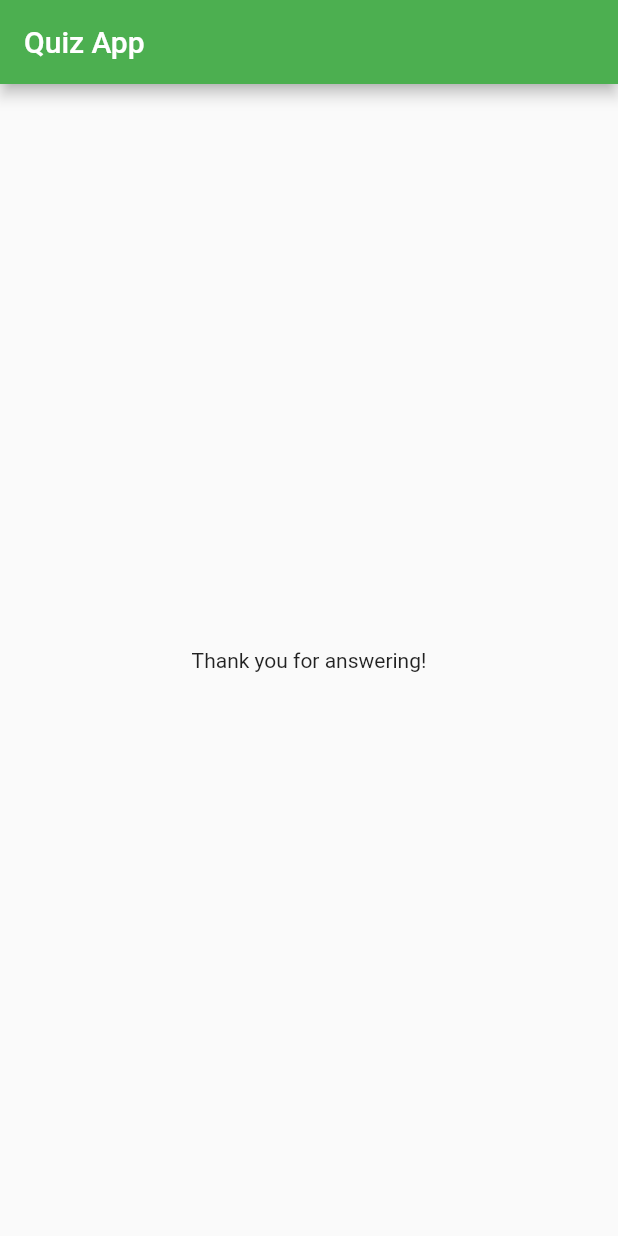
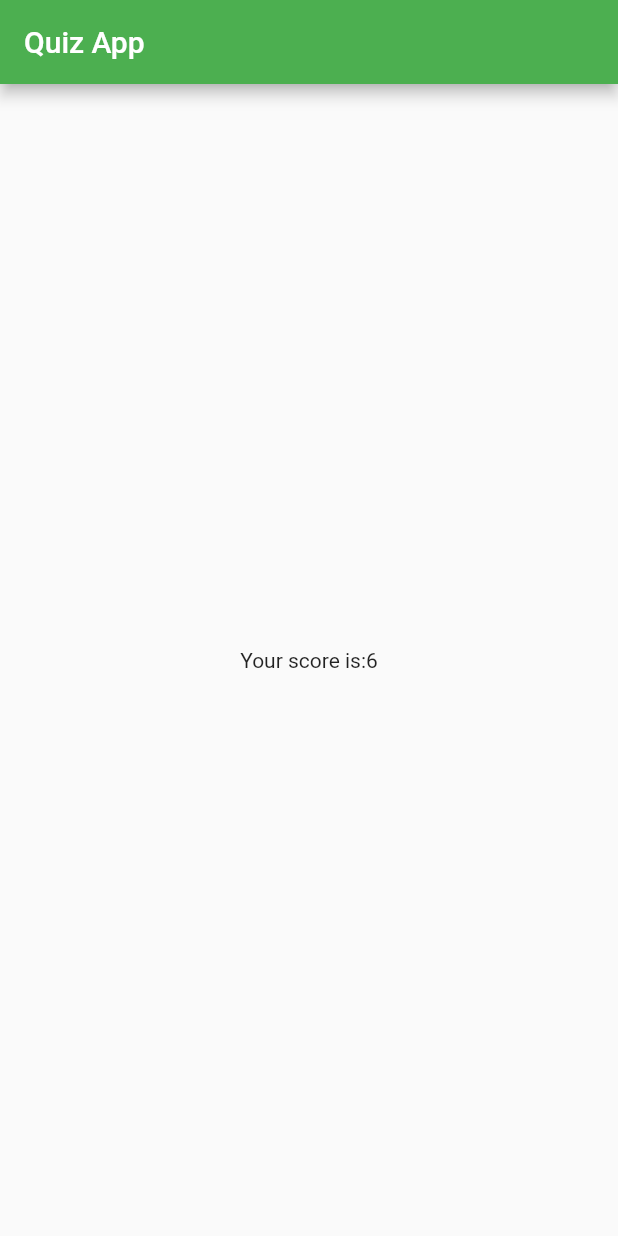
Before and after one commit to jinyongnan810/flutter-quiz-app, a Flutter app: the screen it shows after launch, after a tap on "A1-1", after a tap on "A2-2", after a tap on "A3-3", on a phone screen of 412 x 824 dp. Run offline on Flutter 3.47's test engine with Material 2 defaults, Android fonts, the phone set to English and light mode, and no system bars.

Commit message:
calc answer's score&func types&getter

```diff
--- a/lib/main.dart
+++ b/lib/main.dart
@@ -16,13 +16,17 @@ class MyApp extends StatefulWidget {
 
 class _MyAppState extends State<MyApp> {
   List<QA> _qas = [
-    QA('Q1', ['A1-1', 'A1-2']),
-    QA('Q2', ['A2-1', 'A2-2', 'A2-3']),
-    QA('Q3', ['A3-1', 'A3-2', 'A3-3']),
+    QA('Q1', [QuizAnswer('A1-1', 1), QuizAnswer('A1-2', 2)]),
+    QA('Q2',
+        [QuizAnswer('A2-1', 1), QuizAnswer('A2-2', 2), QuizAnswer('A2-3', 3)]),
+    QA('Q3',
+        [QuizAnswer('A3-1', 1), QuizAnswer('A3-2', 2), QuizAnswer('A3-3', 3)]),
   ];
   int _questionIndex = 0;
-  void _onAnswerSelected() {
+  int _totalScore = 0;
+  void _onAnswerSelected(int score) {
     print('questionIndex:$_questionIndex');
+    _totalScore += score;
     setState(() {
       _questionIndex++;
     });
@@ -44,7 +48,7 @@ class _MyAppState extends State<MyApp> {
                   qas: _qas,
                   questionIndex: _questionIndex,
                   onAnswerSelected: _onAnswerSelected)
-              : Result(text: 'Thank you for answering!'),
+              : Result(totalScore: _totalScore),
         ));
   }
 }
--- a/lib/quiz.dart
+++ b/lib/quiz.dart
@@ -6,7 +6,8 @@ import './types.dart';
 class Quiz extends StatelessWidget {
   List<QA> qas;
   int questionIndex;
-  VoidCallback onAnswerSelected;
+  void Function(int)
+      onAnswerSelected; // specific function type instead of VoidCallback
   Quiz(
       {required this.qas,
       required this.questionIndex,
@@ -18,7 +19,7 @@ class Quiz extends StatelessWidget {
       children: [
         Question(qas[questionIndex].question),
         ...qas[questionIndex].answers.map((e) {
-          return Answer(e, onAnswerSelected);
+          return Answer(e.text, () => onAnswerSelected(e.score));
         })
       ],
     );
--- a/lib/result.dart
+++ b/lib/result.dart
@@ -1,11 +1,14 @@
 import 'package:flutter/material.dart';
 
 class Result extends StatelessWidget {
-  String text;
-  Result({required this.text});
+  int totalScore;
+  Result({required this.totalScore});
+  String get scorePhrase {
+    return 'Your score is:$totalScore';
+  }
 
   @override
   Widget build(BuildContext context) {
-    return Center(child: Text(this.text));
+    return Center(child: Text(scorePhrase));
   }
 }
--- a/lib/types.dart
+++ b/lib/types.dart
@@ -1,7 +1,13 @@
+class QuizAnswer {
+  String text;
+  int score;
+  QuizAnswer(this.text, this.score);
+}
+
 class QA {
   String question = '';
-  List<String> answers = [];
-  QA(String question, List<String> answers) {
+  List<QuizAnswer> answers = [];
+  QA(String question, List<QuizAnswer> answers) {
     this.question = question;
     this.answers = answers;
   }
```
